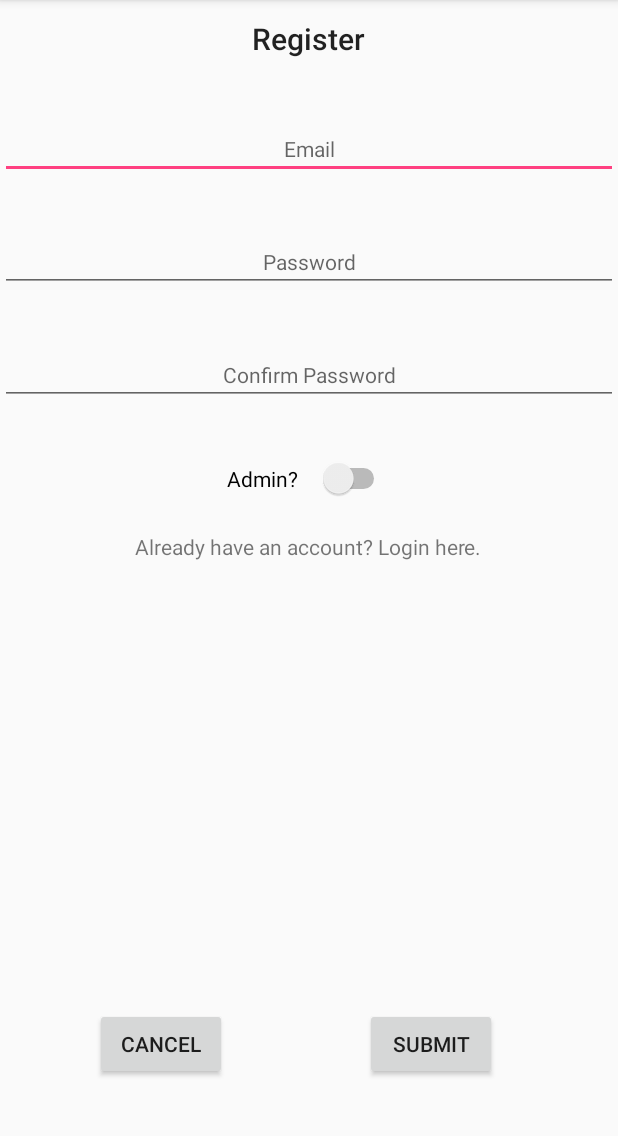
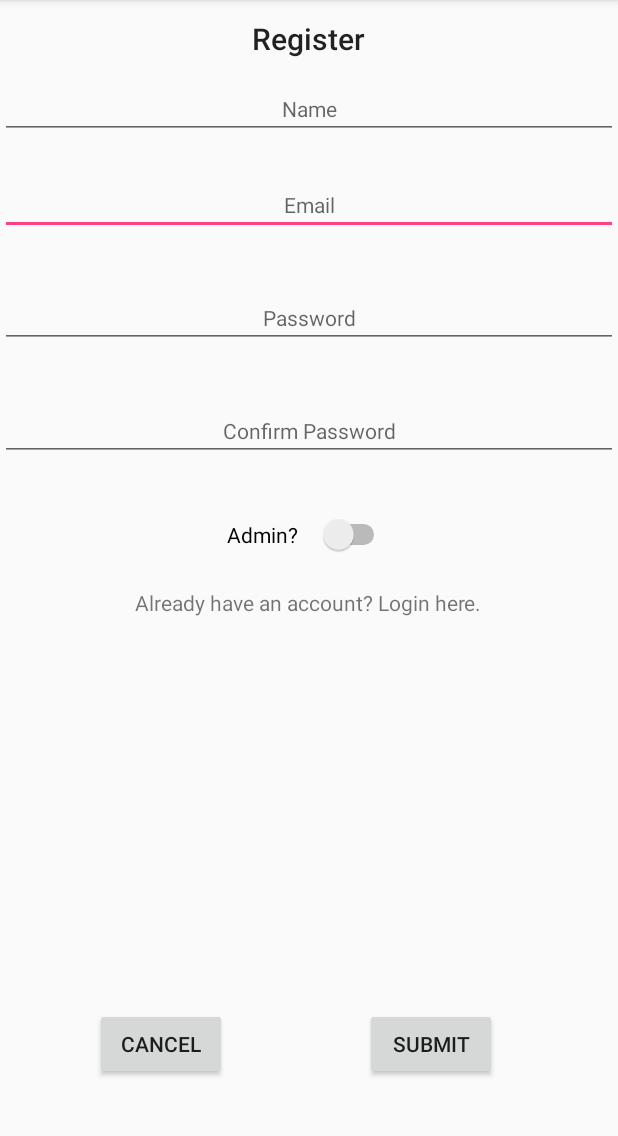
Before and after one commit to mcw0805/m1, an Android app: the RegistrationActivity screen opened directly, with no data from a screen before it, on a phone screen of 412 x 824 dp, the part 84-1220 px from its top. Run offline under Robolectric (Android 15) with nearby library versions, the phone set to English and light mode, and no system bars.

Commit message:
New Registration Screen

```diff
--- a/app/src/main/res/layout/activity_registration.xml
+++ b/app/src/main/res/layout/activity_registration.xml
@@ -22,12 +22,12 @@
         android:id="@+id/registrationEmail"
         android:layout_width="match_parent"
         android:layout_height="wrap_content"
-        android:layout_marginTop="40dp"
+        android:layout_marginTop="24dp"
         android:hint="Email"
         android:textAlignment="center"
         android:textAppearance="@style/TextAppearance.AppCompat.Body1"
         android:textSize="14sp"
-        android:layout_below="@+id/textView"
+        android:layout_below="@+id/registrationName"
         android:layout_alignParentStart="true" />
 
     <EditText
@@ -90,4 +90,16 @@
         android:layout_marginTop="22dp"
         android:text="Already have an account? Login here." />
 
+    <EditText
+        android:id="@+id/registrationName"
+        android:layout_width="match_parent"
+        android:layout_height="wrap_content"
+        android:ems="10"
+        android:hint="Name"
+        android:textAlignment="center"
+        android:textAppearance="@style/TextAppearance.AppCompat.Body1"
+        android:layout_below="@+id/textView"
+        android:layout_alignParentStart="true"
+        android:layout_marginTop="13dp" />
+
 </RelativeLayout>
```
